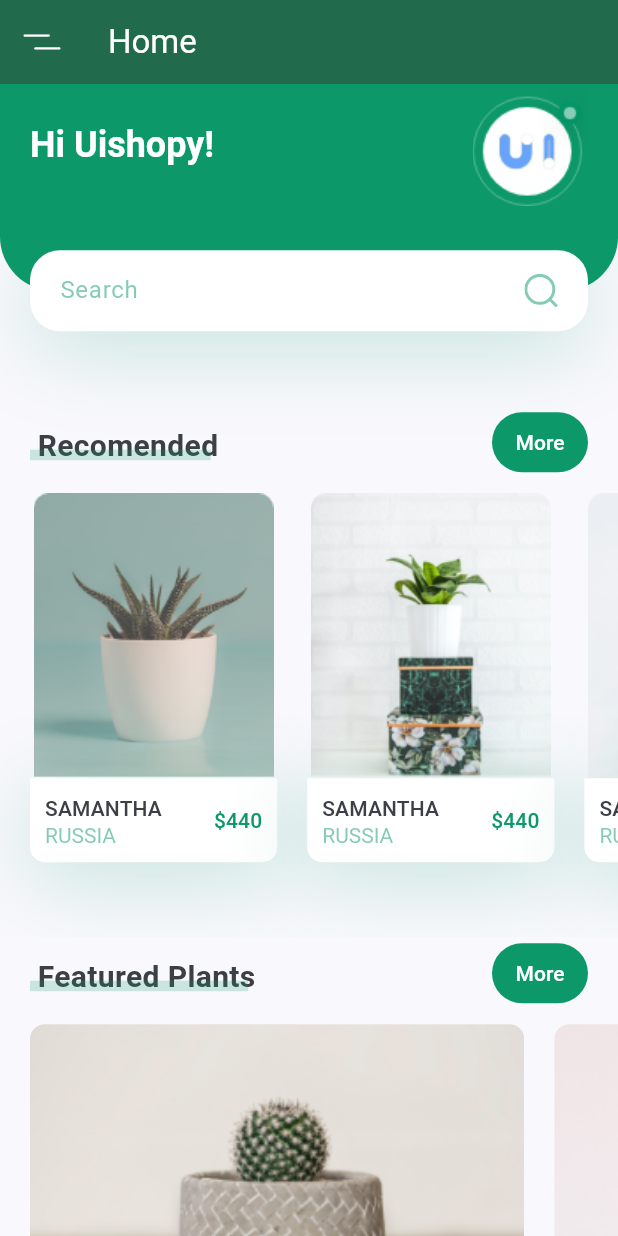
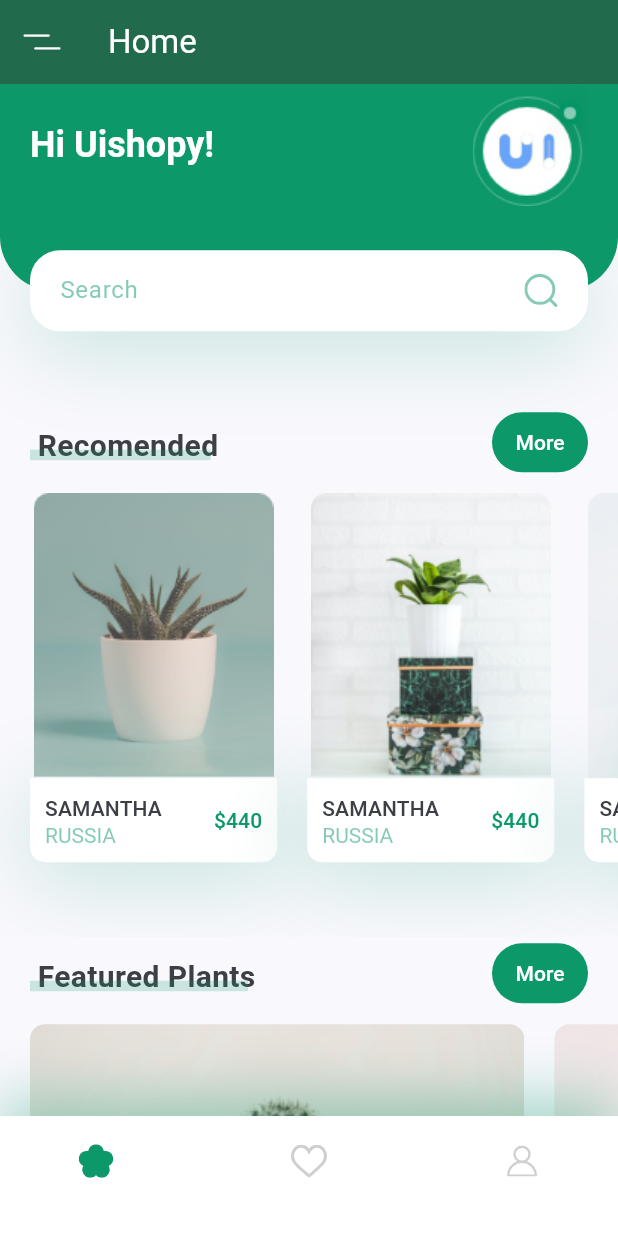
Before and after one commit to RainBowT0506/TheFlutterWay-PlantApp, a Flutter app: the screen it shows after launch, on a phone screen of 412 x 824 dp. Run offline on Flutter 3.47's test engine with Material 3 defaults, Android fonts, the phone set to English and light mode, and no system bars; our stand-ins replace flutter_svg.

```diff
--- a/lib/screens/home/home_screen.dart
+++ b/lib/screens/home/home_screen.dart
@@ -2,6 +2,7 @@ import 'package:flutter/material.dart';
 import 'package:flutter_svg/svg.dart';
 import 'package:plant_app/screens/home/components/body.dart';
 import 'package:plant_app/constants.dart';
+import 'package:plant_app/screens/home/nav_bar.dart';
 
 class HomeScreen extends StatelessWidget {
   const HomeScreen({super.key});
@@ -11,6 +12,7 @@ class HomeScreen extends StatelessWidget {
     return Scaffold(
       appBar: buildAppBar(context),
       body: Body(),
+      bottomNavigationBar: NavBar(),
     );
   }
 
--- /dev/null
+++ b/lib/screens/home/nav_bar.dart
@@ -0,0 +1,48 @@
+import 'package:flutter/material.dart';
+import 'package:flutter_svg/svg.dart';
+import 'package:plant_app/constants.dart';
+
+class NavBar extends StatelessWidget {
+  const NavBar({
+    super.key,
+  });
+
+  @override
+  Widget build(BuildContext context) {
+    return Container(
+      padding: EdgeInsets.only(
+        left: kDefaultPadding * 2,
+        right: kDefaultPadding * 2,
+        bottom: kDefaultPadding,
+      ),
+      height: 80,
+      decoration: BoxDecoration(
+        color: Colors.white,
+        boxShadow: [
+          BoxShadow(
+            offset: Offset(0, -10),
+            blurRadius: 35,
+            color: kPrimaryColor.withOpacity(0.38),
+          )
+        ],
+      ),
+      child: Row(
+        mainAxisAlignment: MainAxisAlignment.spaceBetween,
+        children: <Widget>[
+          IconButton(
+            icon: SvgPicture.asset("assets/icons/flower.svg"),
+            onPressed: () {},
+          ),
+          IconButton(
+            icon: SvgPicture.asset("assets/icons/heart-icon.svg"),
+            onPressed: () {},
+          ),
+          IconButton(
+            icon: SvgPicture.asset("assets/icons/user-icon.svg"),
+            onPressed: () {},
+          ),
+        ],
+      ),
+    );
+  }
+}
```
